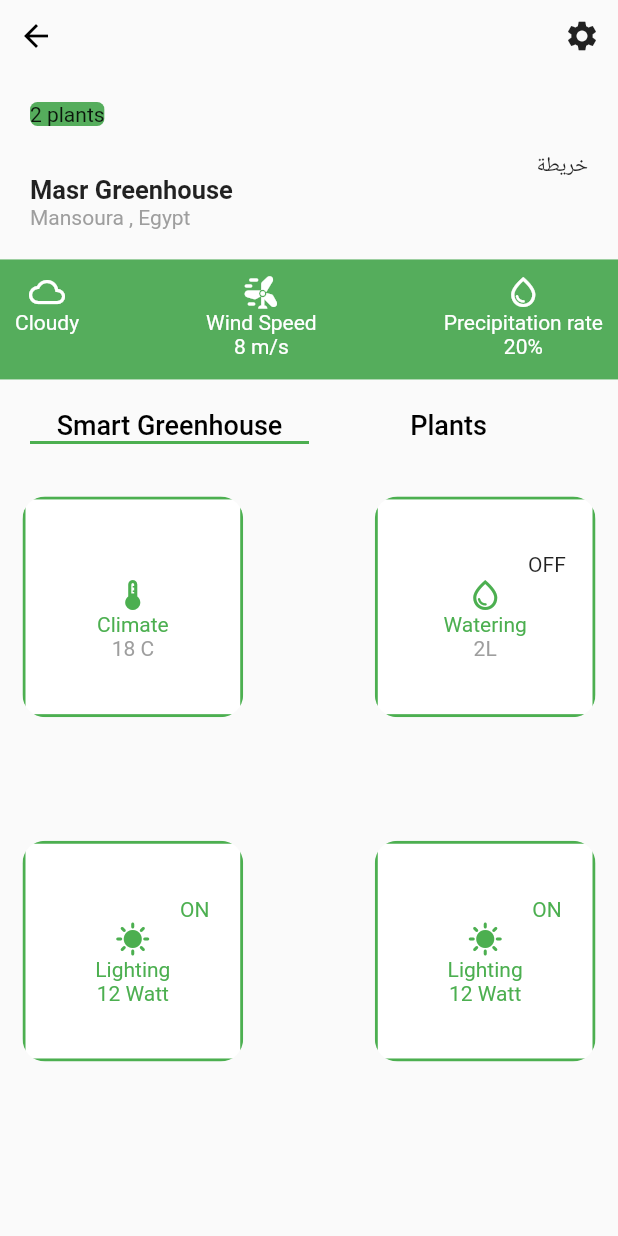
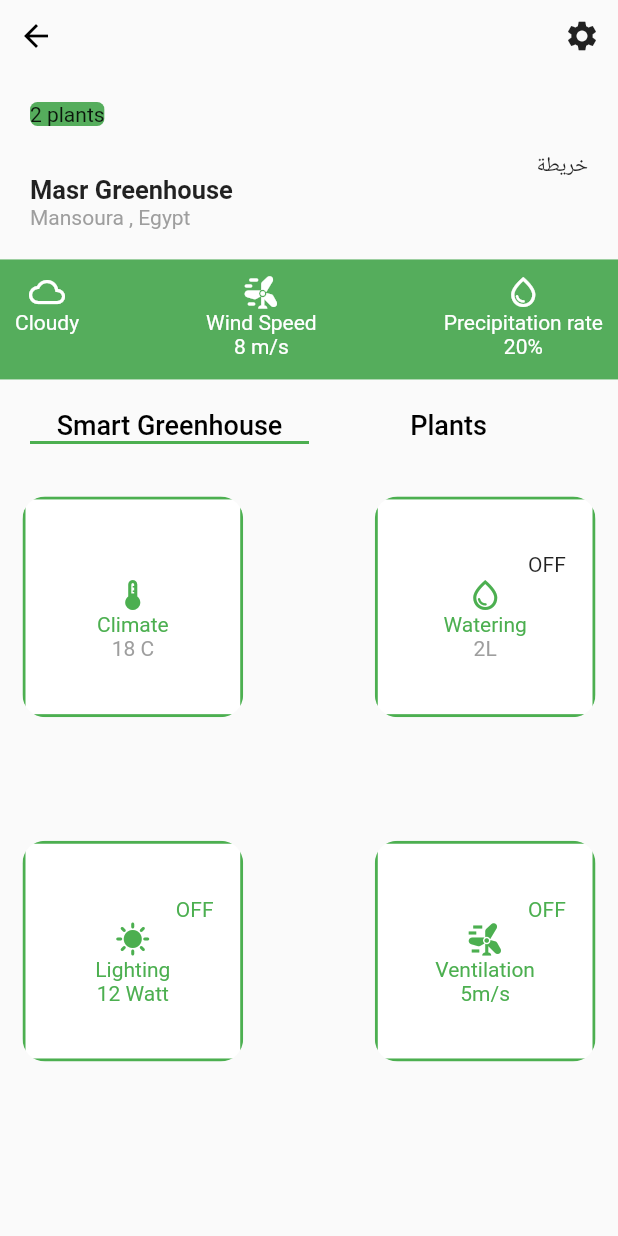
Before and after one commit to ahmedemara231/grad_project, a Flutter app: the Home2 screen opened directly, on a phone screen of 412 x 824 dp. Run offline on Flutter 3.47's test engine with Material 2 defaults, Android fonts, the phone set to English and light mode, and no system bars; our stand-ins replace hexcolor.

Commit message:
Navigate_from_home.dart pubspec.yaml

```diff
--- a/lib/Second_screen/Navigate_from_home.dart
+++ b/lib/Second_screen/Navigate_from_home.dart
@@ -1,4 +1,5 @@
 import 'package:flutter/material.dart';
+import 'package:graduation_project/Climate&Watering_screens/Climate_screen.dart';
 import 'package:graduation_project/Second_screen/Navigate_from_Home2.dart';
 import 'package:graduation_project/Second_screen/container_model.dart';
 import 'package:graduation_project/Second_screen/plants_model.dart';
@@ -127,7 +128,9 @@ class _Home2State extends State<Home2> {
                           'Smart Greenhouse',
                           style: TextStyle(
                               color: currentIndex2 == 0 ? Colors.green : Colors.black,
-                              fontSize: 18),),
+                              fontSize: 18
+                          ),
+                        ),
                         Text(
                           'Plants',
                           style: TextStyle(
@@ -149,12 +152,22 @@ class _Home2State extends State<Home2> {
                               Column(
                                 mainAxisAlignment: MainAxisAlignment.start,
                                 children: [
-                                 ContainerModel(
-                                     icon: Icon(Icons.thermostat,color: Colors.green,),
-                                     text: Text('Climate',style: TextStyle(color: Colors.green),),
-                                     text2: Text('18 C',style: TextStyle(color: Colors.grey),),
-                                     text3: Text(''),
-                                     containerColor: Colors.white
+                                 InkWell(
+                                   onTap: ()
+                                   {
+                                     Navigator.push(
+                                         context, MaterialPageRoute(
+                                       builder: (context) => ClimateScreen(),
+                                       ),
+                                     );
+                                   },
+                                   child: ContainerModel(
+                                       icon: const Icon(Icons.thermostat,color: Colors.green,),
+                                       text: const Text('Climate',style: TextStyle(color: Colors.green),),
+                                       text2: Text('18 C',style: TextStyle(color: Colors.grey),),
+                                       text3: Text(''),
+                                       containerColor: Colors.white
+                                   ),
                                  ),
                                   SizedBox(
                                    height: MediaQuery.of(context).size.height/10,
@@ -173,7 +186,12 @@ class _Home2State extends State<Home2> {
                                       ),
                                       text3: Padding(
                                         padding: EdgeInsets.only(left: MediaQuery.of(context).size.width/5),
-                                        child: Text('ON', style: TextStyle(color: currentIndex == 0? Colors.white : Colors.green,),),
+                                        child: Text(
+                                          currentIndex == 0 ? 'ON' : 'OFF',
+                                          style: TextStyle(
+                                            color: currentIndex == 0? Colors.white : Colors.green,
+                                          ),
+                                        ),
                                       ),
                                       text: Text('Lighting',style: TextStyle(color: currentIndex == 0? Colors.white : Colors.green,),),
                                       text2: Text('12 Watt',style: TextStyle(color: currentIndex == 0? Colors.white : Colors.green,),),
@@ -190,8 +208,8 @@ class _Home2State extends State<Home2> {
                                     onTap: () {},
 
                                     child: ContainerModel(
-                                        icon: Icon(Icons.water_drop_outlined,color: Colors.green,),
-                                        text: Text('Watering',style: TextStyle(color: Colors.green),),
+                                        icon: const Icon(Icons.water_drop_outlined,color: Colors.green,),
+                                        text: const Text('Watering',style: TextStyle(color: Colors.green),),
                                         text2: Text('2L',style: TextStyle(color: Colors.grey),),
                                         text3: Padding(
                                           padding: EdgeInsets.only(left: MediaQuery.of(context).size.width/5),
@@ -211,15 +229,21 @@ class _Home2State extends State<Home2> {
                                       });
                                     },
                                     child: ContainerModel(
-                                      icon: Icon(Icons.sunny,
+                                      icon: Icon(
+                                        Icons.wind_power,
                                         color: currentIndex == 1? Colors.white : Colors.green,
                                       ),
                                       text3: Padding(
                                         padding: EdgeInsets.only(left: MediaQuery.of(context).size.width/5),
-                                        child: Text('ON',style: TextStyle(color: currentIndex == 1? Colors.white : Colors.green,),),
+                                        child: Text(
+                                          currentIndex == 1 ?'ON' : 'OFF',
+                                          style: TextStyle(
+                                            color: currentIndex == 1? Colors.white : Colors.green,
+                                          ),
+                                        ),
                                       ),
-                                      text: Text('Lighting',style: TextStyle(color: currentIndex == 1? Colors.white : Colors.green,),),
-                                      text2: Text('12 Watt',style: TextStyle(color: currentIndex == 1? Colors.white : Colors.green,),),
+                                      text: Text('Ventilation',style: TextStyle(color: currentIndex == 1? Colors.white : Colors.green,),),
+                                      text2: Text('5m/s',style: TextStyle(color: currentIndex == 1? Colors.white : Colors.green,),),
                                       containerColor: currentIndex == 1? Colors.green : Colors.white,),
                                   ),
                                 ],
--- a/pubspec.yaml
+++ b/pubspec.yaml
@@ -37,6 +37,7 @@ dependencies:
   # Use with the CupertinoIcons class for iOS style icons.
   cupertino_icons: ^1.0.2
   hexcolor: ^3.0.1
+  syncfusion_flutter_charts: ^20.4.54
 
 dev_dependencies:
   flutter_test:
```
Also changed, not shown: pubspec.lock.
